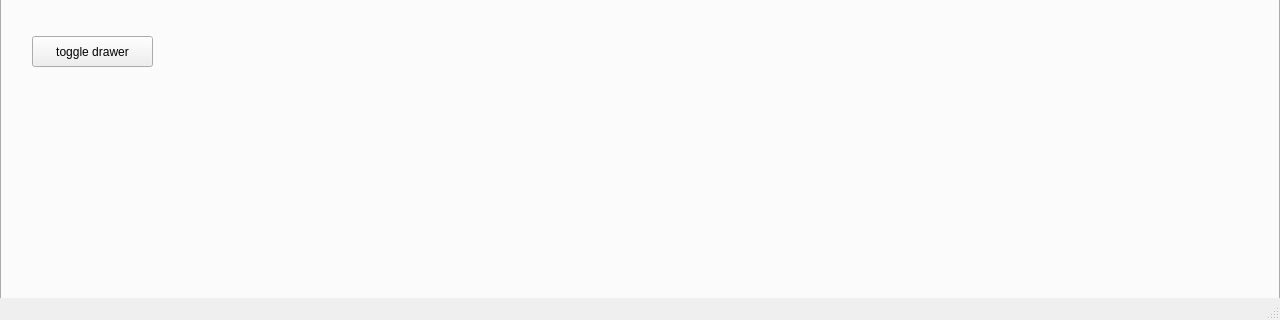
This is examples/mainwindow.ui in yyx-dev/qt-element-ui as Qt 5 draws it before an edit; both pictures show x 0 to 1280 and y 480 to 800 of the 1280 by 800 pixel window. The edited form follows.
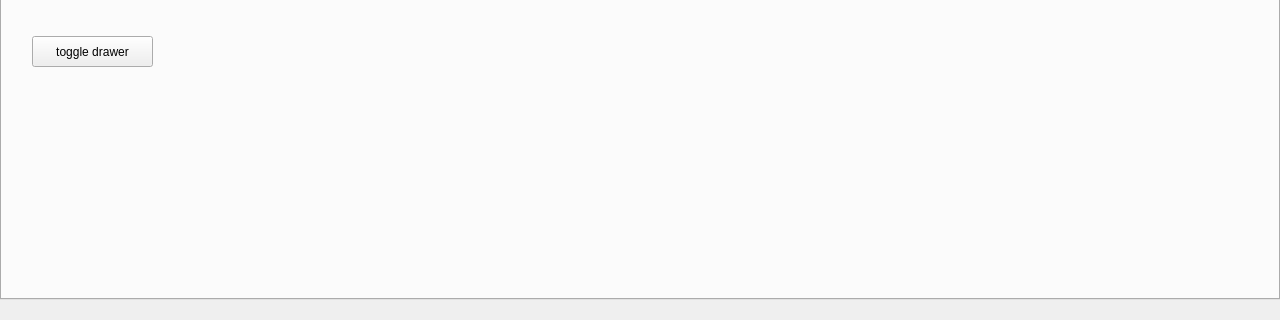
This is the edited form. Custom widgets are drawn as their Qt base class.

Diff of the .ui file:
```diff
--- a/examples/mainwindow.ui
+++ b/examples/mainwindow.ui
@@ -2303,7 +2303,6 @@
     </widget>
    </widget>
   </widget>
-  <widget class="QStatusBar" name="statusbar"/>
  </widget>
  <customwidgets>
   <customwidget>
```
